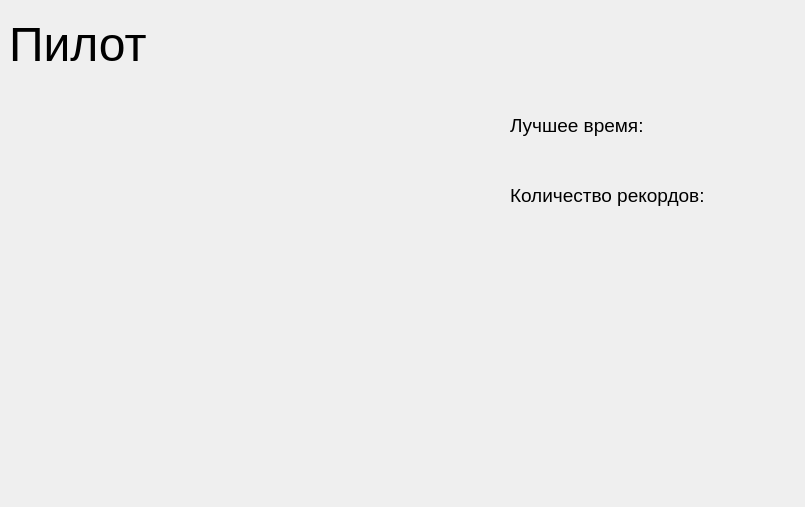
Old version of the form pilot.ui in the repository pisarew/nurburgring.
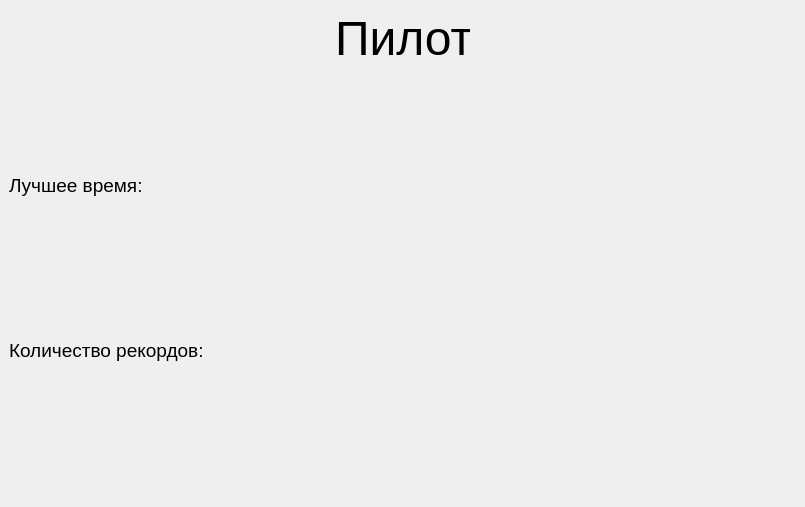
New version of the form.

The edit to the form file:
```diff
--- a/pilot.ui
+++ b/pilot.ui
@@ -16,10 +16,10 @@
   <widget class="QLabel" name="label">
    <property name="geometry">
     <rect>
-     <x>9</x>
+     <x>335</x>
      <y>9</y>
-     <width>781</width>
-     <height>71</height>
+     <width>135</width>
+     <height>58</height>
     </rect>
    </property>
    <property name="font">
@@ -64,10 +64,10 @@
   <widget class="QLabel" name="label_2">
    <property name="geometry">
     <rect>
-     <x>510</x>
-     <y>90</y>
-     <width>251</width>
-     <height>71</height>
+     <x>9</x>
+     <y>174</y>
+     <width>133</width>
+     <height>23</height>
     </rect>
    </property>
    <property name="font">
@@ -82,10 +82,10 @@
   <widget class="QLabel" name="label_3">
    <property name="geometry">
     <rect>
-     <x>510</x>
-     <y>160</y>
-     <width>251</width>
-     <height>71</height>
+     <x>9</x>
+     <y>339</y>
+     <width>196</width>
+     <height>23</height>
     </rect>
    </property>
    <property name="font">
```
